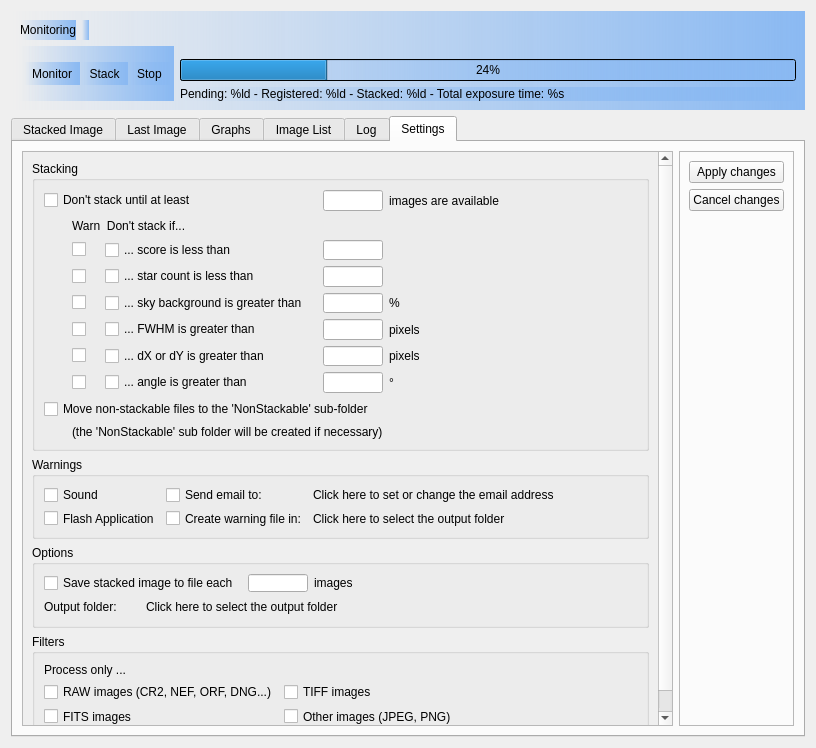
The window that DeepSkyStackerLive/ui/DeepSkyStackerLive.ui (deepskystacker/DSS) describes before a commit, drawn with Qt 5.
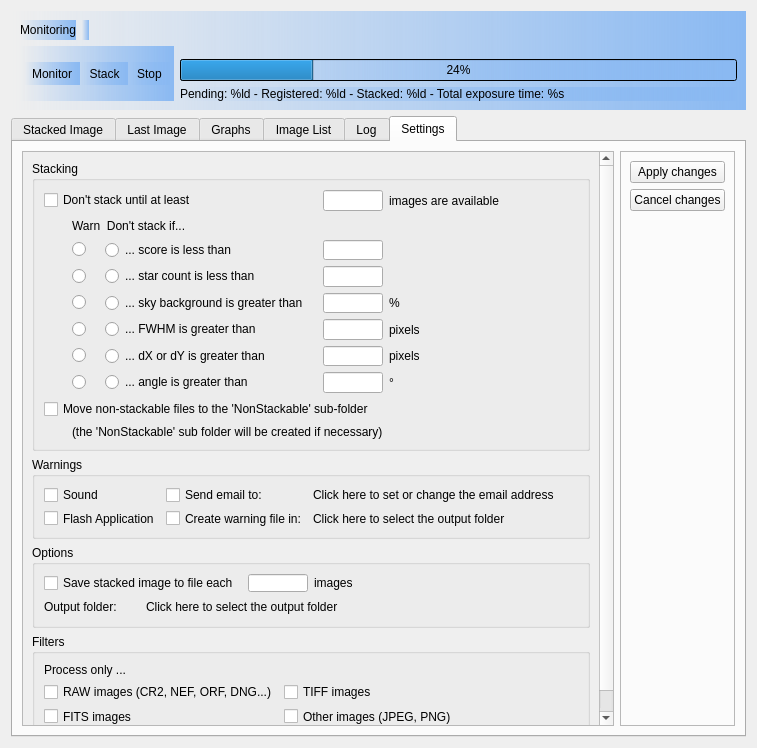
The same window after the commit. Icons and pictures are not drawn. Custom widgets are drawn as their Qt base class.

Commit message: Convert some checkboxes to Radio Buttons

The edit to the form file:
```diff
--- a/DeepSkyStackerLive/ui/DeepSkyStackerLive.ui
+++ b/DeepSkyStackerLive/ui/DeepSkyStackerLive.ui
@@ -6,7 +6,7 @@
    <rect>
     <x>0</x>
     <y>0</y>
-    <width>816</width>
+    <width>757</width>
     <height>748</height>
    </rect>
   </property>
@@ -544,8 +544,8 @@
           <property name="geometry">
            <rect>
             <x>0</x>
-            <y>-52</y>
-            <width>639</width>
+            <y>0</y>
+            <width>580</width>
             <height>601</height>
            </rect>
           </property>
@@ -651,7 +651,7 @@
                </spacer>
               </item>
               <item row="2" column="1">
-               <widget class="QCheckBox" name="warnScore">
+               <widget class="QRadioButton" name="warnScore">
                 <property name="minimumSize">
                  <size>
                   <width>27</width>
@@ -660,7 +660,7 @@
                 </property>
                 <property name="maximumSize">
                  <size>
-                  <width>20</width>
+                  <width>27</width>
                   <height>16777215</height>
                  </size>
                 </property>
@@ -670,7 +670,7 @@
                </widget>
               </item>
               <item row="2" column="2">
-               <widget class="QCheckBox" name="dontStackScore">
+               <widget class="QRadioButton" name="dontStackScore">
                 <property name="text">
                  <string comment="IDC_DONTSTACK_SCORE">... score is less than</string>
                 </property>
@@ -686,7 +686,7 @@
                 </property>
                </widget>
               </item>
-              <item row="2" column="4" colspan="3">
+              <item row="2" column="4" colspan="2">
                <spacer name="horizontalSpacer_13">
                 <property name="orientation">
                  <enum>Qt::Horizontal</enum>
@@ -716,7 +716,7 @@
                </spacer>
               </item>
               <item row="3" column="1">
-               <widget class="QCheckBox" name="warnStars">
+               <widget class="QRadioButton" name="warnStars">
                 <property name="minimumSize">
                  <size>
                   <width>27</width>
@@ -725,7 +725,7 @@
                 </property>
                 <property name="maximumSize">
                  <size>
-                  <width>20</width>
+                  <width>27</width>
                   <height>16777215</height>
                  </size>
                 </property>
@@ -735,7 +735,7 @@
                </widget>
               </item>
               <item row="3" column="2">
-               <widget class="QCheckBox" name="dontStackStars">
+               <widget class="QRadioButton" name="dontStackStars">
                 <property name="text">
                  <string comment="IDC_DONTSTACK_STARS">... star count is less than</string>
                 </property>
@@ -751,7 +751,7 @@
                 </property>
                </widget>
               </item>
-              <item row="3" column="4" colspan="3">
+              <item row="3" column="4" colspan="2">
                <spacer name="horizontalSpacer_14">
                 <property name="orientation">
                  <enum>Qt::Horizontal</enum>
@@ -781,26 +781,14 @@
                </spacer>
               </item>
               <item row="4" column="1">
-               <widget class="QCheckBox" name="warnSkyBackgroung">
-                <property name="minimumSize">
-                 <size>
-                  <width>27</width>
-                  <height>0</height>
-                 </size>
-                </property>
-                <property name="maximumSize">
-                 <size>
-                  <width>20</width>
-                  <height>16777215</height>
-                 </size>
-                </property>
+               <widget class="QRadioButton" name="warnSkyBackground">
                 <property name="text">
                  <string/>
                 </property>
                </widget>
               </item>
               <item row="4" column="2">
-               <widget class="QCheckBox" name="dontStackSkyBackground">
+               <widget class="QRadioButton" name="dontStackSkyBackground">
                 <property name="text">
                  <string comment="IDC_DONTSTACK_SKYBACKGROUND">... sky background is greater than</string>
                 </property>
@@ -816,7 +804,7 @@
                 </property>
                </widget>
               </item>
-              <item row="4" column="4" colspan="2">
+              <item row="4" column="4">
                <widget class="QLabel" name="label_3">
                 <property name="text">
                  <string>%</string>
@@ -853,7 +841,7 @@
                </spacer>
               </item>
               <item row="5" column="1">
-               <widget class="QCheckBox" name="warnFWHM">
+               <widget class="QRadioButton" name="warnFWHM">
                 <property name="minimumSize">
                  <size>
                   <width>27</width>
@@ -862,7 +850,7 @@
                 </property>
                 <property name="maximumSize">
                  <size>
-                  <width>20</width>
+                  <width>27</width>
                   <height>16777215</height>
                  </size>
                 </property>
@@ -872,7 +860,7 @@
                </widget>
               </item>
               <item row="5" column="2">
-               <widget class="QCheckBox" name="dontStackFWHM">
+               <widget class="QRadioButton" name="dontStackFWHM">
                 <property name="text">
                  <string comment="IDC_DONTSTACK_FWHM">... FWHM is greater than</string>
                 </property>
@@ -888,7 +876,7 @@
                 </property>
                </widget>
               </item>
-              <item row="5" column="4" colspan="2">
+              <item row="5" column="4">
                <widget class="QLabel" name="label_4">
                 <property name="text">
                  <string>pixels</string>
@@ -925,7 +913,7 @@
                </spacer>
               </item>
               <item row="6" column="1">
-               <widget class="QCheckBox" name="warnOffset">
+               <widget class="QRadioButton" name="warnOffset">
                 <property name="minimumSize">
                  <size>
                   <width>27</width>
@@ -934,7 +922,7 @@
                 </property>
                 <property name="maximumSize">
                  <size>
-                  <width>20</width>
+                  <width>27</width>
                   <height>16777215</height>
                  </size>
                 </property>
@@ -944,7 +932,7 @@
                </widget>
               </item>
               <item row="6" column="2">
-               <widget class="QCheckBox" name="dontStackOffset">
+               <widget class="QRadioButton" name="dontStackOffset">
                 <property name="text">
                  <string comment="IDC_DONTSTACK_OFFSET">... dX or dY is greater than </string>
                 </property>
@@ -960,14 +948,14 @@
                 </property>
                </widget>
               </item>
-              <item row="6" column="4" colspan="2">
+              <item row="6" column="4">
                <widget class="QLabel" name="label_5">
                 <property name="text">
                  <string>pixels</string>
                 </property>
                </widget>
               </item>
-              <item row="6" column="6" colspan="2">
+              <item row="6" column="6">
                <spacer name="horizontalSpacer_17">
                 <property name="orientation">
                  <enum>Qt::Horizontal</enum>
@@ -997,22 +985,28 @@
                </spacer>
               </item>
               <item row="7" column="1">
-               <widget class="QCheckBox" name="warnAngle">
+               <widget class="QRadioButton" name="warnAngle">
                 <property name="minimumSize">
                  <size>
                   <width>27</width>
                   <height>0</height>
                  </size>
                 </property>
+                <property name="maximumSize">
+                 <size>
+                  <width>27</width>
+                  <height>16777215</height>
+                 </size>
+                </property>
                 <property name="text">
                  <string/>
                 </property>
                </widget>
               </item>
               <item row="7" column="2">
-               <widget class="QCheckBox" name="checkBox">
+               <widget class="QRadioButton" name="dontStackAngle">
                 <property name="text">
-                 <string>... angle is greater than</string>
+                 <string comment="IDC_DONTSTACK_ANGLE">... angle is greater than</string>
                 </property>
                </widget>
               </item>
```
Left out of the diff: 46 changed lines with no effect on the pictures.
